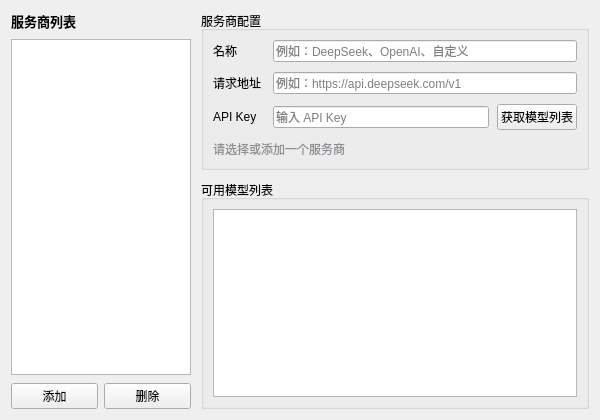
Above: ui/settingswindow/pages/page_llm.ui from qiuye-zhou/AkiDesk before the change. Below: the same form after it.
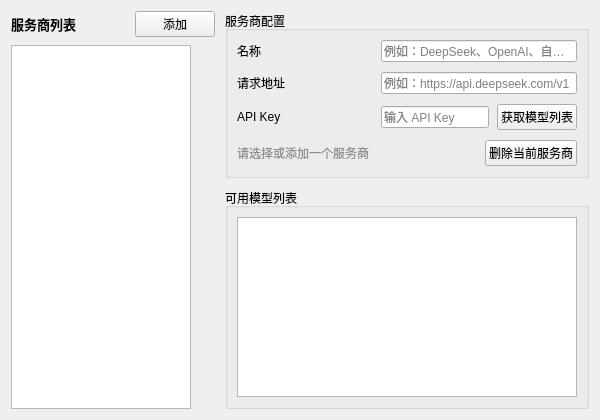
That is the form after the change.

Commit message: style：page_llm

```diff
--- a/ui/settingswindow/pages/page_llm.ui
+++ b/ui/settingswindow/pages/page_llm.ui
@@ -13,32 +13,32 @@
     <layout class="QVBoxLayout" name="leftLayout">
      <property name="spacing"><number>8</number></property>
      <item>
-      <widget class="QLabel" name="lblProviderList">
-       <property name="text"><string>服务商列表</string></property>
-       <property name="styleSheet"><string>font-weight: bold; font-size: 13px;</string></property>
-      </widget>
-     </item>
-     <item>
-      <widget class="QListWidget" name="listProviders">
-       <property name="maximumSize"><size><width>180</width><height>16777215</height></size></property>
-       <property name="minimumSize"><size><width>140</width><height>0</height></size></property>
-      </widget>
-     </item>
-     <item>
-      <layout class="QHBoxLayout" name="btnLayout">
-       <property name="spacing"><number>6</number></property>
+      <layout class="QHBoxLayout" name="headerLayout">
+       <item>
+        <widget class="QLabel" name="lblProviderList">
+         <property name="text"><string>服务商列表</string></property>
+         <property name="styleSheet"><string>font-weight: bold; font-size: 13px;</string></property>
+        </widget>
+       </item>
+       <item>
+        <spacer name="headerSpacer">
+         <property name="orientation"><enum>Qt::Horizontal</enum></property>
+         <property name="sizeHint" stdset="0"><size><width>40</width><height>20</height></size></property>
+        </spacer>
+       </item>
        <item>
         <widget class="QPushButton" name="btnAddProvider">
          <property name="text"><string>添加</string></property>
         </widget>
        </item>
-       <item>
-        <widget class="QPushButton" name="btnRemoveProvider">
-         <property name="text"><string>删除</string></property>
-        </widget>
-       </item>
       </layout>
      </item>
+     <item>
+      <widget class="QListWidget" name="listProviders">
+       <property name="maximumSize"><size><width>180</width><height>16777215</height></size></property>
+       <property name="minimumSize"><size><width>140</width><height>0</height></size></property>
+      </widget>
+     </item>
     </layout>
    </item>
 
@@ -98,12 +98,27 @@
          </layout>
         </item>
 
-        <item row="3" column="0" colspan="2">
+        <item row="3" column="0">
          <widget class="QLabel" name="labelStatus">
           <property name="text"><string>请选择或添加一个服务商</string></property>
           <property name="styleSheet"><string>color: #8E8E93; font-size: 12px;</string></property>
          </widget>
         </item>
+        <item row="3" column="1">
+         <layout class="QHBoxLayout" name="statusBtnLayout">
+          <item>
+           <spacer name="statusSpacer">
+            <property name="orientation"><enum>Qt::Horizontal</enum></property>
+            <property name="sizeHint" stdset="0"><size><width>40</width><height>20</height></size></property>
+           </spacer>
+          </item>
+          <item>
+           <widget class="QPushButton" name="btnRemoveProvider">
+            <property name="text"><string>删除当前服务商</string></property>
+           </widget>
+          </item>
+         </layout>
+        </item>
        </layout>
       </widget>
      </item>
```
The commit also changes 1 other file.
